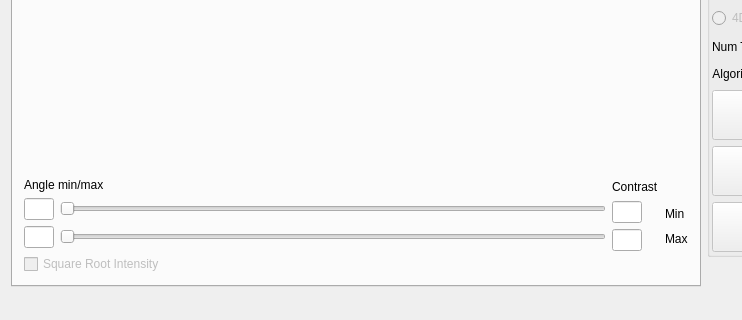
prism-em/prismatic, file Qt/prismmainwindow.ui: the form before one commit; both pictures show x 0 to 742 and y 565 to 885 of the 1000 by 885 pixel window.
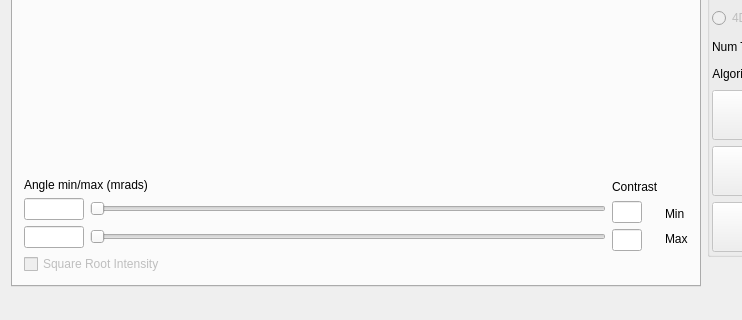
The form after the commit.

Commit message: working on slider connections

Diff of the .ui file:
```diff
--- a/Qt/prismmainwindow.ui
+++ b/Qt/prismmainwindow.ui
@@ -475,7 +475,7 @@
               <item>
                <widget class="QLabel" name="label_26">
                 <property name="text">
-                 <string>Angle min/max</string>
+                 <string>Angle min/max (mrads)</string>
                 </property>
                </widget>
               </item>
@@ -488,7 +488,7 @@
                   </property>
                   <property name="maximumSize">
                    <size>
-                    <width>30</width>
+                    <width>60</width>
                     <height>16777215</height>
                    </size>
                   </property>
@@ -518,7 +518,7 @@
                   </property>
                   <property name="maximumSize">
                    <size>
-                    <width>30</width>
+                    <width>60</width>
                     <height>16777215</height>
                    </size>
                   </property>
```
The commit also changes 4 other files.
